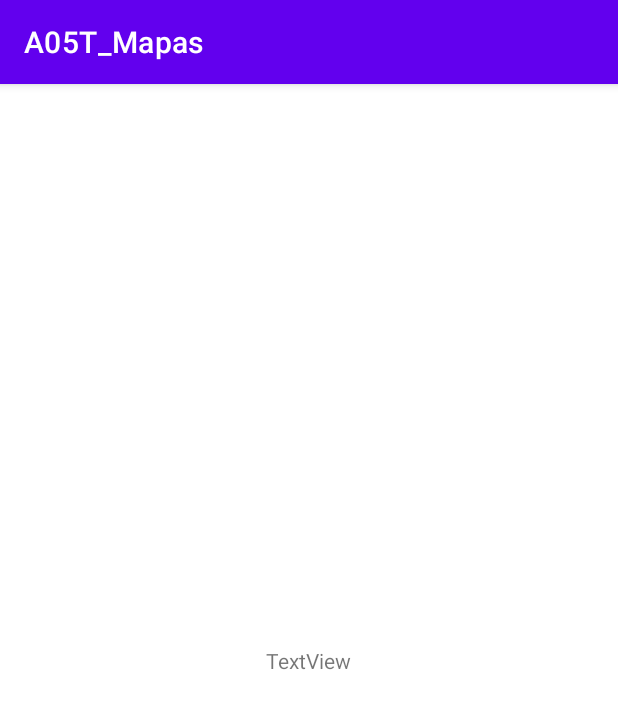
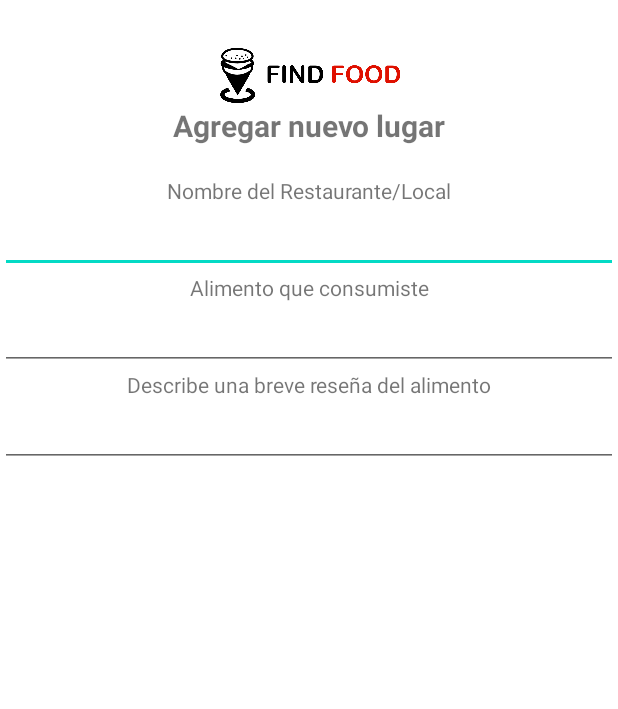
Before and after one commit to SquatCub/Find-Food, an Android app: the newResena_Activity screen opened directly, with no data from a screen before it, on a phone screen of 412 x 824 dp. Shown: the top 709 px of the screen. Run offline under Robolectric (Android 15) with nearby library versions, the phone set to English and light mode, and no system bars; 2 statements that could not run were skipped.

Commit message:
Logos, splash, iconos, diseño de captura de datos

```diff
--- a/app/src/main/AndroidManifest.xml
+++ b/app/src/main/AndroidManifest.xml
@@ -19,14 +19,14 @@
 
     <application
         android:allowBackup="true"
-        android:icon="@mipmap/ic_launcher"
+        android:icon="@drawable/logo"
         android:label="@string/app_name"
-        android:roundIcon="@mipmap/ic_launcher_round"
+        android:roundIcon="@drawable/logo"
         android:supportsRtl="true"
         android:theme="@style/Theme.A05T_Mapas">
         <activity android:name=".openResena_Activity"></activity>
         <activity android:name=".newResena_Activity" />
-        <activity android:name=".MainActivity">
+        <activity android:name=".MainActivity" android:theme="@style/SplashScreen">
             <intent-filter>
                 <action android:name="android.intent.action.MAIN" />
 
@@ -37,6 +37,7 @@
         <meta-data
             android:name="com.google.android.maps.v2.API_KEY"
             android:value="AIzaSyBDeyxW08wHVH8EDLHr4IC1XjOS1PPWFVA" />
+
         <meta-data
             android:name="com.google.android.gms.version"
             android:value="@integer/google_play_services_version" />
--- /dev/null
+++ b/app/src/main/res/drawable/splash.xml
@@ -0,0 +1,10 @@
+<?xml version="1.0" encoding="utf-8"?>
+<layer-list xmlns:android="http://schemas.android.com/apk/res/android">
+    <item android:drawable="@color/white" /><!-- color de fondo -->
+    <item>
+        <bitmap
+            android:gravity="center"
+            android:src="@drawable/logo"
+            /> <!-- imagen centrada -->
+    </item>
+</layer-list>
--- a/app/src/main/res/layout/activity_main.xml
+++ b/app/src/main/res/layout/activity_main.xml
@@ -6,21 +6,43 @@
     android:layout_height="match_parent"
     tools:context=".MainActivity">
 
-    <fragment
-        android:layout_width="match_parent"
+    <LinearLayout
+        android:layout_marginTop="0px"
+        android:id="@+id/linearLayout"
+        android:layout_width="0dp"
         android:layout_height="match_parent"
-        android:paddingLeft="1dp"
-        android:paddingRight="1dp"
-        android:paddingBottom="1dp"
-        android:paddingTop="1dp"
+        android:orientation="vertical"
+        app:layout_constraintBottom_toTopOf="@+id/layout2"
+        app:layout_constraintEnd_toEndOf="parent"
+        app:layout_constraintStart_toStartOf="parent"
+        app:layout_constraintTop_toTopOf="parent">
+        <ImageView
+            android:id="@+id/imageView"
+            android:layout_width="match_parent"
+            android:layout_height="50dp"
+            app:srcCompat="@drawable/logoname" />
 
-        android:name="com.google.android.gms.maps.MapFragment"
-        android:id="@+id/fragMapEC"
-        android:layout_alignParentTop="true"
-        android:layout_alignParentLeft="true"
-        android:layout_alignParentStart="true">
+        <androidx.constraintlayout.widget.ConstraintLayout
+            android:layout_width="match_parent"
+            android:layout_height="match_parent">
 
-    </fragment>
+            <fragment
+                android:id="@+id/fragMapEC"
+                android:name="com.google.android.gms.maps.MapFragment"
+                android:layout_width="match_parent"
+                android:layout_height="match_parent"
+                android:layout_alignParentStart="true"
+                android:layout_alignParentLeft="true"
+
+                android:layout_alignParentTop="true"
+                android:paddingLeft="1dp"
+                android:paddingTop="1dp"
+                android:paddingRight="1dp"
+                android:paddingBottom="1dp">
+
+            </fragment>
+        </androidx.constraintlayout.widget.ConstraintLayout>
+    </LinearLayout>
 
 
 </androidx.constraintlayout.widget.ConstraintLayout>
--- a/app/src/main/res/layout/activity_new_resena_.xml
+++ b/app/src/main/res/layout/activity_new_resena_.xml
@@ -6,17 +6,94 @@
     android:layout_height="match_parent"
     tools:context=".newResena_Activity">
 
-    <TextView
-        android:id="@+id/textView"
-        android:layout_width="wrap_content"
-        android:layout_height="wrap_content"
-        android:layout_marginStart="176dp"
-        android:layout_marginTop="356dp"
-        android:layout_marginEnd="177dp"
-        android:layout_marginBottom="356dp"
-        android:text="TextView"
-        app:layout_constraintBottom_toBottomOf="parent"
+    <LinearLayout
+        android:layout_marginTop="150px"
+        android:id="@+id/linearLayout"
+        android:layout_width="0dp"
+        android:layout_height="59dp"
+        android:layout_marginStart="1dp"
+        android:layout_marginEnd="1dp"
+        android:background="#FFFFFF"
+        android:orientation="vertical"
+        android:paddingTop="10dp"
+        android:paddingBottom="10dp"
+        app:layout_constraintBottom_toTopOf="@+id/layout2"
         app:layout_constraintEnd_toEndOf="parent"
         app:layout_constraintStart_toStartOf="parent"
-        app:layout_constraintTop_toTopOf="parent" />
+        app:layout_constraintTop_toTopOf="parent">
+
+        <ImageView
+            android:id="@+id/imageView"
+            android:layout_width="match_parent"
+            android:layout_height="wrap_content"
+            app:srcCompat="@drawable/logoname" />
+
+
+    </LinearLayout>
+    <LinearLayout
+        android:id="@+id/layout2"
+        android:layout_width="match_parent"
+        android:layout_height="match_parent"
+        android:orientation="vertical"
+        android:paddingTop="70dp"
+        android:paddingBottom="10dp">
+        <TextView
+            android:gravity="center"
+            android:layout_marginBottom="20dp"
+            android:textSize="20dp"
+            android:textStyle="bold"
+            android:layout_width="match_parent"
+            android:layout_height="wrap_content"
+            android:text="Agregar nuevo lugar"
+            android:textAlignment="center"/>
+
+        <TextView
+            android:id="@+id/textView2"
+            android:gravity="center"
+            android:layout_width="match_parent"
+            android:layout_height="wrap_content"
+            android:text="Nombre del Restaurante/Local"
+            android:textAlignment="center"/>
+
+        <EditText
+            android:id="@+id/localName"
+            android:gravity="center"
+            android:layout_width="match_parent"
+            android:layout_height="wrap_content"
+            android:ems="10"
+            android:inputType="textPersonName"
+            android:text="" />
+        <TextView
+            android:id="@+id/textView3"
+            android:gravity="center"
+            android:layout_width="match_parent"
+            android:layout_height="wrap_content"
+            android:text="Alimento que consumiste"
+            android:textAlignment="center"/>
+
+        <EditText
+            android:id="@+id/comidaName"
+            android:gravity="center"
+            android:layout_width="match_parent"
+            android:layout_height="wrap_content"
+            android:ems="10"
+            android:inputType="textPersonName"
+            android:text="" />
+        <TextView
+            android:id="@+id/textView4"
+            android:gravity="center"
+            android:layout_width="match_parent"
+            android:layout_height="wrap_content"
+            android:text="Describe una breve reseña del alimento"
+            android:textAlignment="center"/>
+
+        <EditText
+            android:id="@+id/resenaName"
+            android:gravity="center"
+            android:layout_width="match_parent"
+            android:layout_height="wrap_content"
+            android:ems="10"
+            android:inputType="textPersonName"
+            android:text="" />
+    </LinearLayout>
 </androidx.constraintlayout.widget.ConstraintLayout>
--- a/app/src/main/res/values-night/themes.xml
+++ b/app/src/main/res/values-night/themes.xml
@@ -1,6 +1,6 @@
 <resources xmlns:tools="http://schemas.android.com/tools">
     <!-- Base application theme. -->
-    <style name="Theme.A05T_Mapas" parent="Theme.MaterialComponents.DayNight.DarkActionBar">
+    <style name="Theme.A05T_Mapas" parent="Theme.MaterialComponents.DayNight.NoActionBar">
         <!-- Primary brand color. -->
         <item name="colorPrimary">@color/purple_200</item>
         <item name="colorPrimaryVariant">@color/purple_700</item>
@@ -13,4 +13,7 @@
         <item name="android:statusBarColor" tools:targetApi="l">?attr/colorPrimaryVariant</item>
         <!-- Customize your theme here. -->
     </style>
+    <style name="SplashScreen" parent="Theme.AppCompat.Light.NoActionBar">
+        <item name="android:windowBackground">@drawable/splash</item>
+    </style>
 </resources>
--- a/app/src/main/res/values/themes.xml
+++ b/app/src/main/res/values/themes.xml
@@ -1,9 +1,9 @@
 <resources xmlns:tools="http://schemas.android.com/tools">
     <!-- Base application theme. -->
-    <style name="Theme.A05T_Mapas" parent="Theme.MaterialComponents.DayNight.DarkActionBar">
+    <style name="Theme.A05T_Mapas" parent="Theme.MaterialComponents.DayNight.NoActionBar">
         <!-- Primary brand color. -->
-        <item name="colorPrimary">@color/purple_500</item>
-        <item name="colorPrimaryVariant">@color/purple_700</item>
+        <item name="colorPrimary">@color/black</item>
+        <item name="colorPrimaryVariant">@color/black</item>
         <item name="colorOnPrimary">@color/white</item>
         <!-- Secondary brand color. -->
         <item name="colorSecondary">@color/teal_200</item>
@@ -13,4 +13,7 @@
         <item name="android:statusBarColor" tools:targetApi="l">?attr/colorPrimaryVariant</item>
         <!-- Customize your theme here. -->
     </style>
+    <style name="SplashScreen" parent="Theme.AppCompat.Light.NoActionBar">
+        <item name="android:windowBackground">@drawable/splash</item>
+    </style>
 </resources>
```
Also changed, not shown: app/src/main/res/drawable/logo.png (added), app/src/main/res/drawable/logoname.png (added).
